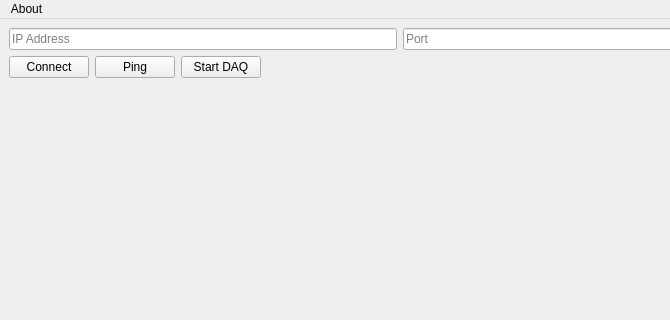
This is utils/DAQTools/layout.ui in gbox3d/fireBolt as Qt 5 draws it before an edit; both pictures show x 0 to 670 and y 0 to 320 of the 800 by 600 pixel window. The edited form follows.
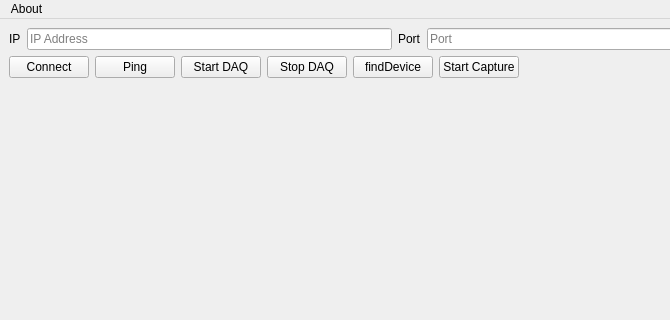
This is the edited form.

The edit to the form file:
```diff
--- a/utils/DAQTools/layout.ui
+++ b/utils/DAQTools/layout.ui
@@ -17,6 +17,13 @@
    <layout class="QVBoxLayout" name="verticalLayout">
     <item>
      <layout class="QHBoxLayout" name="horizontalLayout">
+      <item>
+       <widget class="QLabel" name="label">
+        <property name="text">
+         <string>IP</string>
+        </property>
+       </widget>
+      </item>
       <item>
        <widget class="QLineEdit" name="lineEdit_IP">
         <property name="placeholderText">
@@ -24,6 +31,13 @@
         </property>
        </widget>
       </item>
+      <item>
+       <widget class="QLabel" name="label_2">
+        <property name="text">
+         <string>Port</string>
+        </property>
+       </widget>
+      </item>
       <item>
        <widget class="QLineEdit" name="lineEdit_Port">
         <property name="placeholderText">
@@ -56,6 +70,27 @@
         </property>
        </widget>
       </item>
+      <item>
+       <widget class="QPushButton" name="btnStopDaq">
+        <property name="text">
+         <string>Stop DAQ</string>
+        </property>
+       </widget>
+      </item>
+      <item>
+       <widget class="QPushButton" name="btnFindDevice">
+        <property name="text">
+         <string>findDevice</string>
+        </property>
+       </widget>
+      </item>
+      <item>
+       <widget class="QPushButton" name="btnCapture">
+        <property name="text">
+         <string>Start Capture</string>
+        </property>
+       </widget>
+      </item>
       <item>
        <spacer name="horizontalSpacer">
         <property name="orientation">
```
Left out of the diff: 4 changed lines with no effect on the pictures.
